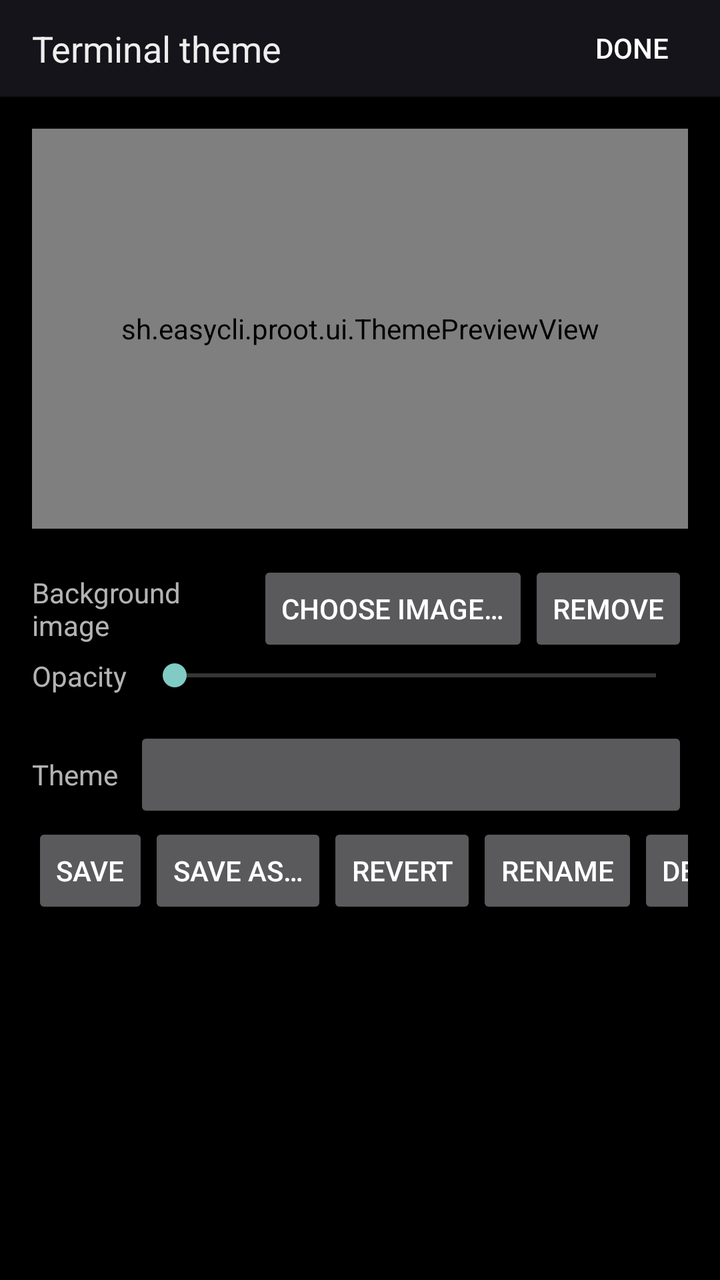
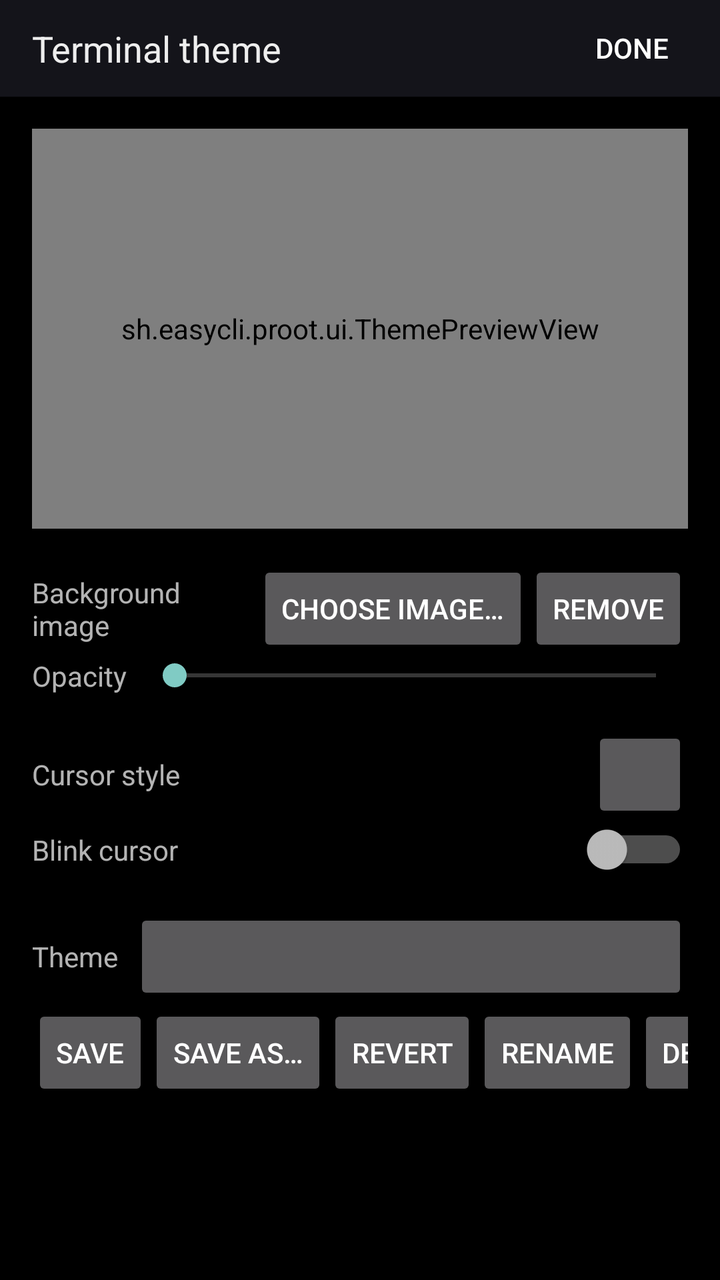

Screens rendered from an Android XML layout before and after an edit, with the pre-edit source and the edit as a unified diff.
<!-- AndroidManifest.xml: application theme android:Theme.Material.NoActionBar -->
<!-- res/layout/activity_theme.xml -->
<?xml version="1.0" encoding="utf-8"?>
<LinearLayout xmlns:android="http://schemas.android.com/apk/res/android"
    android:id="@+id/root"
    android:layout_width="match_parent"
    android:layout_height="match_parent"
    android:orientation="vertical"
    android:background="#FF000000">

    
    <LinearLayout
        android:layout_width="match_parent"
        android:layout_height="wrap_content"
        android:orientation="horizontal"
        android:gravity="center_vertical"
        android:background="#FF14141A">

        <TextView
            android:layout_width="0dp"
            android:layout_height="wrap_content"
            android:layout_weight="1"
            android:text="@string/theme_activity_title"
            android:textColor="#FFEEEEEE"
            android:textSize="18sp"
            android:paddingLeft="16dp"
            android:paddingTop="12dp"
            android:paddingBottom="12dp" />

        <Button
            android:id="@+id/theme_done"
            style="?android:attr/borderlessButtonStyle"
            android:layout_width="wrap_content"
            android:layout_height="wrap_content"
            android:text="@string/theme_done" />

    </LinearLayout>

    <ScrollView
        android:layout_width="match_parent"
        android:layout_height="0dp"
        android:layout_weight="1">

        <LinearLayout
            android:layout_width="match_parent"
            android:layout_height="wrap_content"
            android:orientation="vertical"
            android:padding="16dp">

            <sh.easycli.proot.ui.ThemePreviewView
                android:id="@+id/theme_preview"
                android:layout_width="match_parent"
                android:layout_height="200dp" />

            
            <LinearLayout
                android:layout_width="match_parent"
                android:layout_height="wrap_content"
                android:orientation="horizontal"
                android:gravity="center_vertical"
                android:layout_marginTop="16dp">

                <TextView
                    android:layout_width="0dp"
                    android:layout_height="wrap_content"
                    android:layout_weight="1"
                    android:text="@string/theme_bg_image_label"
                    android:textColor="?android:attr/textColorSecondary" />

                <Button
                    android:id="@+id/theme_bg_choose"
                    style="?android:attr/buttonStyleSmall"
                    android:layout_width="wrap_content"
                    android:layout_height="wrap_content"
                    android:text="@string/theme_bg_image_choose" />

                <Button
                    android:id="@+id/theme_bg_remove"
                    style="?android:attr/buttonStyleSmall"
                    android:layout_width="wrap_content"
                    android:layout_height="wrap_content"
                    android:text="@string/theme_bg_image_remove" />

            </LinearLayout>

            <LinearLayout
                android:id="@+id/theme_bg_opacity_row"
                android:layout_width="match_parent"
                android:layout_height="wrap_content"
                android:orientation="horizontal"
                android:gravity="center_vertical">

                <TextView
                    android:layout_width="wrap_content"
                    android:layout_height="wrap_content"
                    android:text="@string/theme_bg_image_opacity"
                    android:textColor="?android:attr/textColorSecondary" />

                <SeekBar
                    android:id="@+id/theme_bg_opacity"
                    android:layout_width="0dp"
                    android:layout_height="wrap_content"
                    android:layout_weight="1"
                    android:layout_marginStart="8dp"
                    android:layout_marginLeft="8dp"
                    android:max="100" />

            </LinearLayout>

            
            <LinearLayout
                android:layout_width="match_parent"
                android:layout_height="wrap_content"
                android:orientation="horizontal"
                android:gravity="center_vertical"
                android:layout_marginTop="16dp">

                <TextView
                    android:layout_width="wrap_content"
                    android:layout_height="wrap_content"
                    android:text="@string/theme_picker_label"
                    android:textColor="?android:attr/textColorSecondary" />

                <Button
                    android:id="@+id/theme_name"
                    android:layout_width="0dp"
                    android:layout_height="wrap_content"
                    android:layout_weight="1"
                    android:layout_marginStart="8dp"
                    android:layout_marginLeft="8dp" />

            </LinearLayout>

            
            <HorizontalScrollView
                android:layout_width="match_parent"
                android:layout_height="wrap_content"
                android:scrollbars="none">

                <LinearLayout
                    android:layout_width="wrap_content"
                    android:layout_height="wrap_content"
                    android:orientation="horizontal">

                    <Button
                        android:id="@+id/theme_save"
                        style="?android:attr/buttonStyleSmall"
                        android:layout_width="wrap_content"
                        android:layout_height="wrap_content"
                        android:text="@string/theme_save" />

                    <Button
                        android:id="@+id/theme_save_as"
                        style="?android:attr/buttonStyleSmall"
                        android:layout_width="wrap_content"
                        android:layout_height="wrap_content"
                        android:text="@string/theme_save_as" />

                    <Button
                        android:id="@+id/theme_revert"
                        style="?android:attr/buttonStyleSmall"
                        android:layout_width="wrap_content"
                        android:layout_height="wrap_content"
                        android:text="@string/theme_revert" />

                    <Button
                        android:id="@+id/theme_rename"
                        style="?android:attr/buttonStyleSmall"
                        android:layout_width="wrap_content"
                        android:layout_height="wrap_content"
                        android:text="@string/theme_rename" />

                    <Button
                        android:id="@+id/theme_delete"
                        style="?android:attr/buttonStyleSmall"
                        android:layout_width="wrap_content"
                        android:layout_height="wrap_content"
                        android:text="@string/theme_delete" />

                </LinearLayout>

            </HorizontalScrollView>

            <GridLayout
                android:id="@+id/theme_swatches"
                android:layout_width="match_parent"
                android:layout_height="wrap_content"
                android:layout_marginTop="8dp"
                android:columnCount="4" />

        </LinearLayout>

    </ScrollView>

</LinearLayout>
<!-- resources referenced by this layout -->
<resources>
  <string name="theme_activity_title">Terminal theme</string>
  <string name="theme_bg_image_choose">Choose image…</string>
  <string name="theme_bg_image_label">Background image</string>
  <string name="theme_bg_image_opacity">Opacity</string>
  <string name="theme_bg_image_remove">Remove</string>
  <string name="theme_delete">Delete</string>
  <string name="theme_done">Done</string>
  <string name="theme_picker_label">Theme</string>
  <string name="theme_rename">Rename</string>
  <string name="theme_revert">Revert</string>
  <string name="theme_save">Save</string>
  <string name="theme_save_as">Save as…</string>
</resources>

<!-- the commit's change to res/layout/activity_theme.xml (unified diff, before → after) -->
@@ -114,6 +114,49 @@
                 android:layout_marginTop="16dp">
 
                 <TextView
+                    android:layout_width="0dp"
+                    android:layout_height="wrap_content"
+                    android:layout_weight="1"
+                    android:text="@string/theme_cursor_style"
+                    android:textColor="?android:attr/textColorSecondary" />
+
+                <Button
+                    android:id="@+id/theme_cursor_style"
+                    style="?android:attr/buttonStyleSmall"
+                    android:layout_width="wrap_content"
+                    android:layout_height="wrap_content" />
+
+            </LinearLayout>
+
+            <LinearLayout
+                android:layout_width="match_parent"
+                android:layout_height="wrap_content"
+                android:orientation="horizontal"
+                android:gravity="center_vertical">
+
+                <TextView
+                    android:layout_width="0dp"
+                    android:layout_height="wrap_content"
+                    android:layout_weight="1"
+                    android:text="@string/theme_cursor_blink"
+                    android:textColor="?android:attr/textColorSecondary" />
+
+                <Switch
+                    android:id="@+id/theme_cursor_blink"
+                    android:layout_width="wrap_content"
+                    android:layout_height="wrap_content" />
+
+            </LinearLayout>
+
+            
+            <LinearLayout
+                android:layout_width="match_parent"
+                android:layout_height="wrap_content"
+                android:orientation="horizontal"
+                android:gravity="center_vertical"
+                android:layout_marginTop="16dp">
+
+                <TextView
                     android:layout_width="wrap_content"
                     android:layout_height="wrap_content"
                     android:text="@string/theme_picker_label"
<!-- resource entries referenced after the edit -->
@@ -5,6 +5,8 @@
   <string name="theme_bg_image_label">Background image</string>
   <string name="theme_bg_image_opacity">Opacity</string>
   <string name="theme_bg_image_remove">Remove</string>
+  <string name="theme_cursor_blink">Blink cursor</string>
+  <string name="theme_cursor_style">Cursor style</string>
   <string name="theme_delete">Delete</string>
   <string name="theme_done">Done</string>
   <string name="theme_picker_label">Theme</string>
